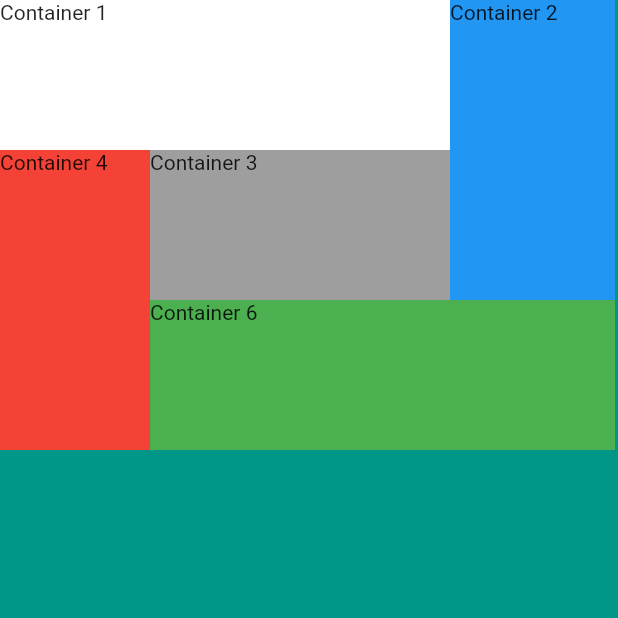
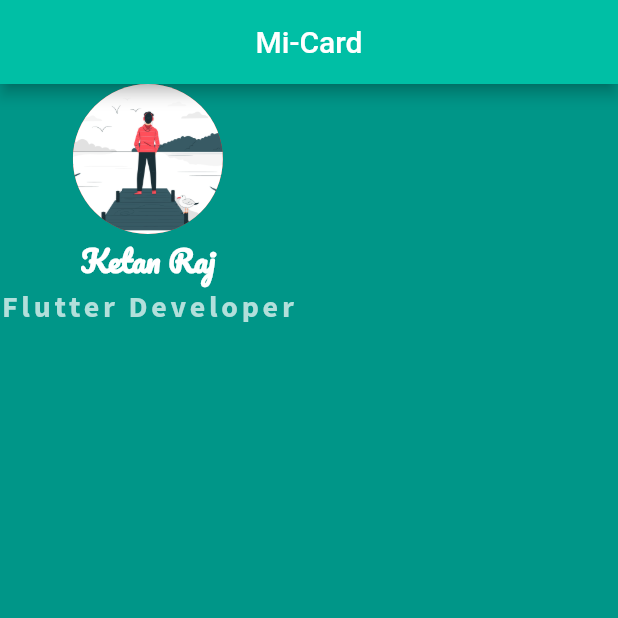
Before and after one commit to RaazKetan/MiCard, a Flutter app: the screen it shows after launch, on a phone screen of 412 x 824 dp, the top half of it. Run offline on Flutter 3.47's test engine with Material 2 defaults, Android fonts, the phone set to English and light mode, and no system bars.

Commit message:
+profile picture, Name,About Sections -flutter layout changes

```diff
--- a/lib/main.dart
+++ b/lib/main.dart
@@ -11,82 +11,37 @@ class MyApp extends StatelessWidget {
   Widget build(BuildContext context) {
     return  MaterialApp(
     home:Scaffold(
+      appBar: AppBar(
+        backgroundColor: Colors.tealAccent[700],
+        title: const Center(child: Text('Mi-Card')),
+      ),
     backgroundColor: Colors.teal,
   body: SafeArea(
     child: Column(
-      // verticalDirection: VerticalDirection.up,
-      // mainAxisSize: MainAxisSize.min,
-      // mainAxisAlignment: MainAxisAlignment.start,
       children: <Widget>[
-        Row(
-          crossAxisAlignment: CrossAxisAlignment.start,
-          children: [
-            Container(
-              height: 100.0,
-              width: 300.0,
-              color: Colors.white,
-              child: Text('Container 1'),
-            ),
-            Container(width: 110,
-              height: 100.0,
-              color: Colors.blue,
-              child: Text('Container 2'),
-            ),
-          ],
+       const CircleAvatar(
+         radius: 50.0,
+         backgroundColor: Colors.red,
+         backgroundImage: AssetImage('images/women.jpg'),
+       ),
+        Text(
+          'Ketan Raj',
+          style: TextStyle(
+            fontFamily: 'Pacifico',
+            fontWeight: FontWeight.bold,
+            fontSize: 20.0,
+            color: Colors.white,
+          ),
         ),
-      Row(
-        children: [
-            Column(
-              // verticalDirection: VerticalDirection.up,
-              mainAxisAlignment: MainAxisAlignment.start,
-              children: [
-                Container(width: 100,
-                  height: 100.0,
-                  color: Colors.red,
-                  child: Text('Container 4'),
-                ),
-                Container(width: 100,
-                  height: 100.0,
-                  color: Colors.red,
-                ),
-              ],
-            ),
-          Column(
-            children: [
-              Row(
-                verticalDirection: VerticalDirection.up,
-                children: [
-                  Container(width: 200,
-                    height: 100.0,
-                    color: Colors.grey,
-                    child: Text('Container 3'),
-                  ),
-                  Container(width: 110,
-                    height: 100.0,
-                    color: Colors.blue,
-                    // child: Text('Container 5'),
-                  ),
-                ],
-              ),
-              Row(
-                mainAxisAlignment: MainAxisAlignment.start,
-                verticalDirection: VerticalDirection.up,
-                children: [
-                  Container(
-                    width: 310,
-                    height: 100,
-                    color: Colors.green,
-                    child: Text('Container 6'),
-                  )
-                ],
-              )
-
-            ],
-          )
-        ],
-      )
-
-
+        Text('Flutter Developer',
+          style: TextStyle(
+            fontFamily:'Source Sans Pro',
+            color: Colors.teal.shade100,
+            fontWeight: FontWeight.bold,
+            fontSize: 20.0,
+            letterSpacing: 2.5,
+          ),
+        ),
       ],
     ),
   ),
```
Also changed, not shown: pubspec.yaml (+10 -35 lines), fonts/Pacifico-Regular.ttf (added), images/women.jpg (added).
